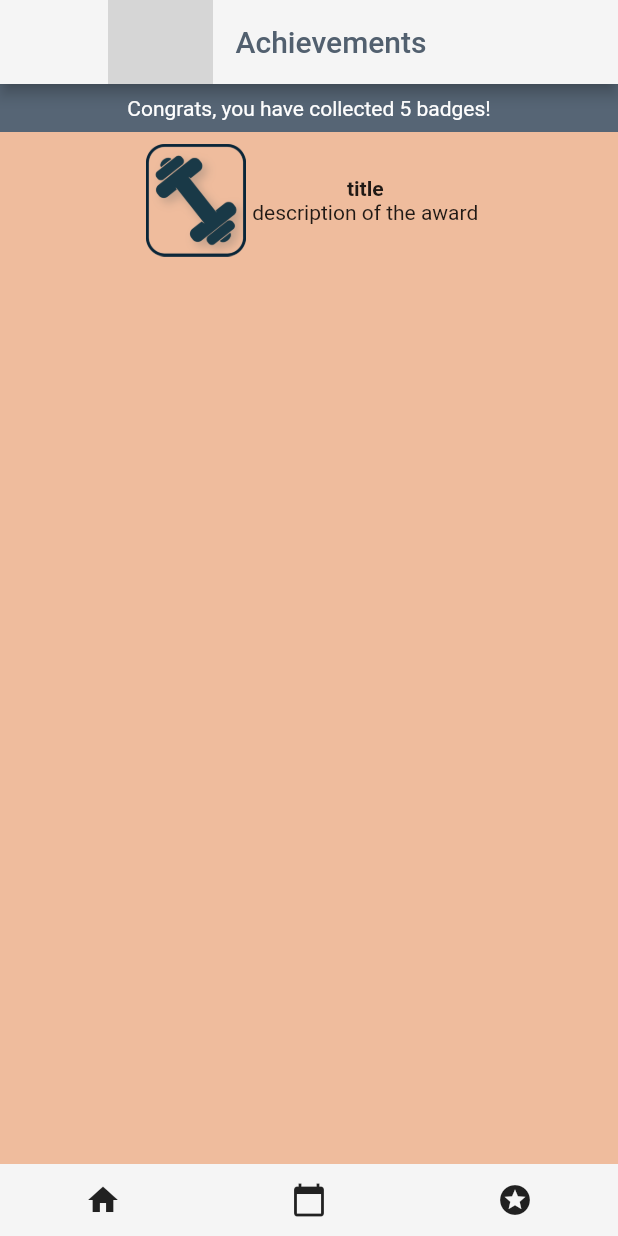
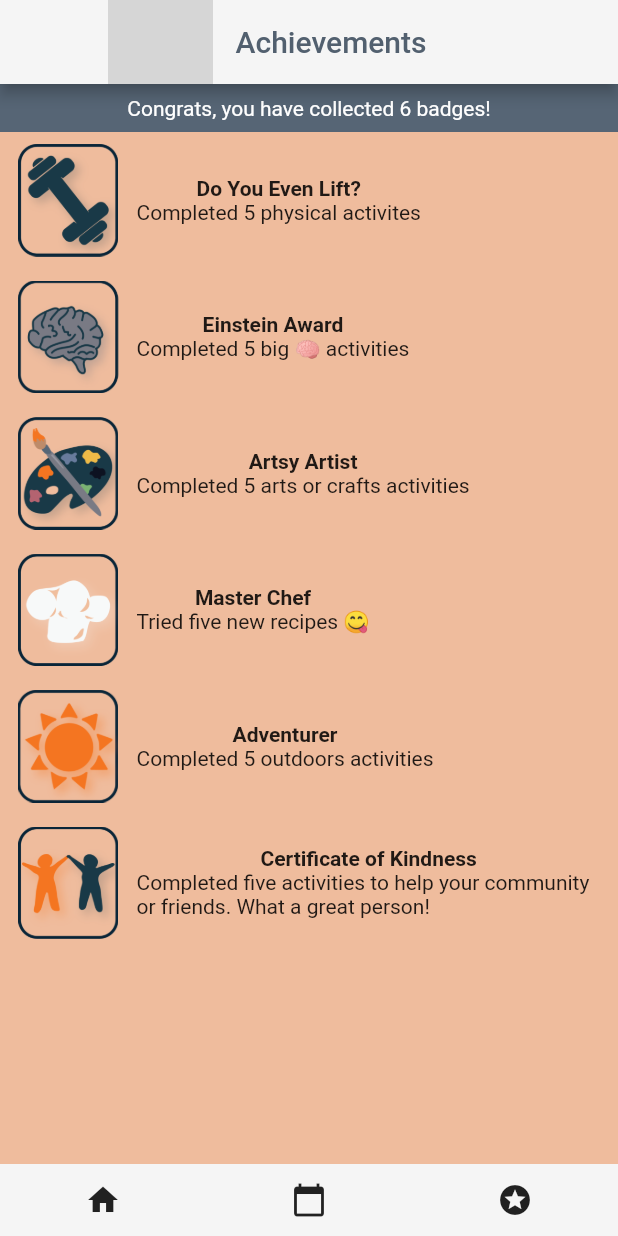
Before and after one commit to levylevylevy/onceadailydo, a Flutter app: the AchievementListScreen screen opened by its route, on a phone screen of 412 x 824 dp. Run offline on Flutter 3.47's test engine with Material 2 defaults, Android fonts, the phone set to English and light mode, and no system bars; our stand-ins replace flutter_linkify, google_fonts, shared_preferences; missing offline and left inert: loader; accounts and stored records are empty; grey boxes are pictures that could not be loaded.

Commit message:
add local persistence of data, fix styling for achievements page

```diff
--- a/lib/models/Activity.dart
+++ b/lib/models/Activity.dart
@@ -1,3 +1,5 @@
+import 'package:shared_preferences/shared_preferences.dart';
+
 /// Stores the data and behavior for a generic activity
 class Activity {
   /// the id that the database has stored this activity under
@@ -17,14 +19,22 @@ class Activity {
     this.description = json['text'];
   }
 
+  /// Returns a json string representation of this Activity. This is the same representation that
+  /// comes from the server.
+  String toJson() {
+    return '{"activityId": $id, "title": $title, "text": $description}';
+  }
+
   /// Persists this activity in key-value pair form into local memory via the SharedPreferences
   /// library
-  void persistIntoLocalStorage() {
-
+  void persistIntoLocalStorage() async {
+    SharedPreferences pref = await SharedPreferences.getInstance();
+    pref.setString(this.id.toString(), this.toJson());
   }
 
   /// Removes this activity from the local storage.
-  void removeFromLocalStorage() {
-
+  void removeFromLocalStorage() async {
+    SharedPreferences pref = await SharedPreferences.getInstance();
+    pref.remove(this.id.toString());
   }
 }
--- a/lib/screens/AchievementListScreen.dart
+++ b/lib/screens/AchievementListScreen.dart
@@ -3,7 +3,7 @@ import 'package:flutter/material.dart';
 
 /// Screen that displays all of a user's achivements with achievement cards describing each.
 class AchievementListScreen extends StatelessWidget {
-  final int numBadges = 5;
+  final int numBadges = 6;
 
   @override
   Widget build(BuildContext context) {
@@ -12,13 +12,45 @@ class AchievementListScreen extends StatelessWidget {
       child: Container(
         color: Color(0xFFEFBC9D),
         child: Column(
-          crossAxisAlignment: CrossAxisAlignment.center,
           children: [
             StatusBar(numBadges),
             Expanded(
               child: ListView(
                 children: [
-                  AchievementCard('title', 'description of the award', ActivityType.PHYSICAL),
+                  Align(
+                      alignment: Alignment.centerLeft,
+                      child: AchievementCard(
+                          'Do You Even Lift?',
+                          'Completed 5 physical activites',
+                          ActivityType.PHYSICAL)),
+                  Align(
+                      alignment: Alignment.centerLeft,
+                      child: AchievementCard(
+                          'Einstein Award',
+                          'Completed 5 big 🧠 activities',
+                          ActivityType.MENTAL)),
+                  Align(
+                      alignment: Alignment.centerLeft,
+                      child: AchievementCard(
+                          'Artsy Artist',
+                          'Completed 5 arts or crafts activities',
+                          ActivityType.ARTSY)),
+                  Align(
+                      alignment: Alignment.centerLeft,
+                      child: AchievementCard('Master Chef',
+                          'Tried five new recipes 😋', ActivityType.COOKING)),
+                  Align(
+                      alignment: Alignment.centerLeft,
+                      child: AchievementCard(
+                          'Adventurer',
+                          'Completed 5 outdoors activities',
+                          ActivityType.ADVENTURE)),
+                  Align(
+                      alignment: Alignment.centerLeft,
+                      child: AchievementCard(
+                          'Certificate of Kindness ',
+                          'Completed five activities to help your community or friends. What a great person!',
+                          ActivityType.KINDNESS)),
                 ],
               ),
             ),
@@ -85,24 +117,34 @@ class AchievementCard extends StatelessWidget {
 
   @override
   Widget build(BuildContext context) {
-    return Padding(
+    return Container(
+      child: Padding(
         padding: const EdgeInsets.all(8.0),
         child: Row(
-        mainAxisAlignment: MainAxisAlignment.center,
+          mainAxisAlignment: MainAxisAlignment.start,
           children: [
-          Image.asset(
+            Padding(
+              padding: const EdgeInsets.only(right: 8.0),
+              child: Image.asset(
                 this.findImageByActivityType(this.activityType),
                 height: 75,
                 width: 75,
               ),
-          Column(
-            mainAxisAlignment: MainAxisAlignment.center,
+            ),
+            Flexible(
+              child: Column(
+                crossAxisAlignment: CrossAxisAlignment.center,
                 children: [
-              Text(this.title, style: TextStyle(fontWeight: FontWeight.bold)),
+                  Text(
+                    this.title,
+                    style: TextStyle(fontWeight: FontWeight.bold),
+                  ),
                   Text(this.description),
                 ],
               ),
+            ),
           ],
+        ),
       ),
     );
   }
--- a/lib/screens/ActivitySuggestionScreen.dart
+++ b/lib/screens/ActivitySuggestionScreen.dart
@@ -38,6 +38,7 @@ class _ActivitySuggestionScreenState extends State<ActivitySuggestionScreen>
   Widget currActivityWidget;
   bool hasCompletedActivity = false;
   String name = 'Garrett';
+  Activity activity;
 
   @override
   Widget build(BuildContext context) {
@@ -101,6 +102,12 @@ class _ActivitySuggestionScreenState extends State<ActivitySuggestionScreen>
                             // TODO: here I need to submit it to the async storage or remove it
                             // depending on the new boolean value. Give a unique id to the activity
                             // as the key.
+
+                            if (newVal) {
+                              this.activity.persistIntoLocalStorage();
+                            } else {
+                              this.activity.removeFromLocalStorage();
+                            }
                           });
                         },
                       ),
@@ -133,5 +140,6 @@ class _ActivitySuggestionScreenState extends State<ActivitySuggestionScreen>
       currActivity.title,
       currActivity.description,
     );
+    this.activity = currActivity;
   }
 }
--- a/pubspec.yaml
+++ b/pubspec.yaml
@@ -21,6 +21,7 @@ environment:
   sdk: ">=2.7.0 <3.0.0"
 
 dependencies:
+  shared_preferences: ^0.5.10
   loader: ^0.4.0
   http: ^0.12.2
   flutter_linkify: ^3.1.3
```
Also changed, not shown: pubspec.lock, 1 other file. Lines whose indentation alone changed are shown as unchanged.
